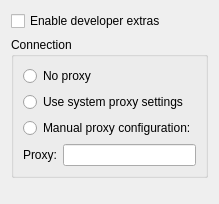
Before: the Qt Designer form resources/ui/configure/browser.ui in prymatex/prymatex, drawn with Qt 5.
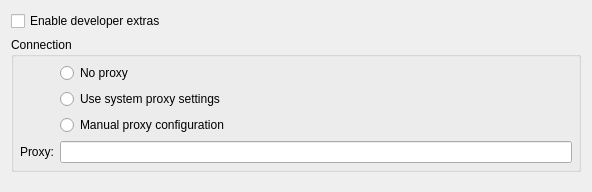
After: the same form once the commit is applied.

```diff
--- a/resources/ui/configure/browser.ui
+++ b/resources/ui/configure/browser.ui
@@ -2,6 +2,14 @@
 <ui version="4.0">
  <class>BrowserWidget</class>
  <widget class="QWidget" name="BrowserWidget">
+  <property name="geometry">
+   <rect>
+    <x>0</x>
+    <y>0</y>
+    <width>592</width>
+    <height>192</height>
+   </rect>
+  </property>
   <property name="windowTitle">
    <string>Browser</string>
   </property>
@@ -18,42 +26,44 @@
      <property name="title">
       <string>Connection</string>
      </property>
-     <layout class="QVBoxLayout" name="verticalLayout_2">
-      <item>
-       <widget class="QRadioButton" name="radioButtonNoProxy">
+     <layout class="QFormLayout" name="formLayout">
+      <property name="fieldGrowthPolicy">
+       <enum>QFormLayout::AllNonFixedFieldsGrow</enum>
+      </property>
+      <property name="margin">
+       <number>6</number>
+      </property>
+      <item row="4" column="0">
+       <widget class="QLabel" name="labelProxy">
         <property name="text">
-         <string>No proxy</string>
+         <string>Proxy:</string>
         </property>
        </widget>
       </item>
-      <item>
+      <item row="4" column="1">
+       <widget class="QLineEdit" name="lineEditProxy"/>
+      </item>
+      <item row="2" column="1">
+       <widget class="QRadioButton" name="radioButtonManualProxy">
+        <property name="text">
+         <string>Manual proxy configuration</string>
+        </property>
+       </widget>
+      </item>
+      <item row="1" column="1">
        <widget class="QRadioButton" name="radioButtonSystemProxy">
         <property name="text">
          <string>Use system proxy settings</string>
         </property>
        </widget>
       </item>
-      <item>
-       <widget class="QRadioButton" name="radioButtonManualProxy">
+      <item row="0" column="1">
+       <widget class="QRadioButton" name="radioButtonNoProxy">
         <property name="text">
-         <string>Manual proxy configuration:</string>
+         <string>No proxy</string>
         </property>
        </widget>
       </item>
-      <item>
-       <layout class="QHBoxLayout" name="horizontalLayout">
-        <item>
-         <widget class="QLabel" name="labelProxy">
-          <property name="text">
-           <string>Proxy:</string>
-          </property>
-         </widget>
-        </item>
-        <item>
-         <widget class="QLineEdit" name="lineEditProxy"/>
-        </item>
-       </layout>
-      </item>
      </layout>
     </widget>
    </item>
```
